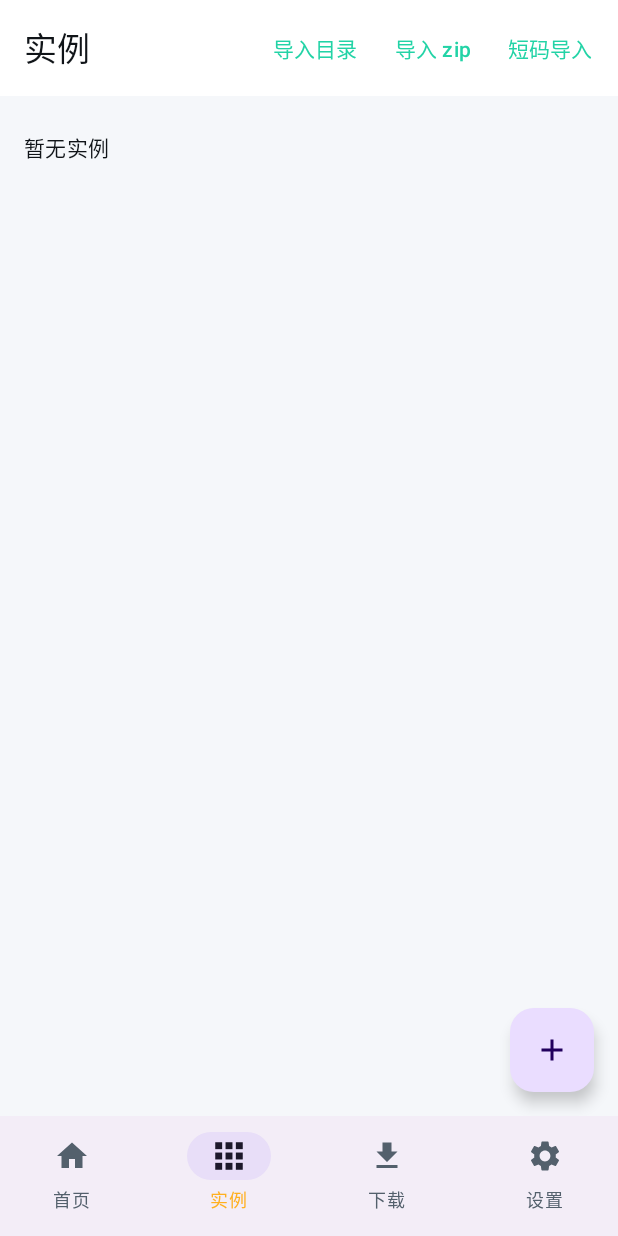
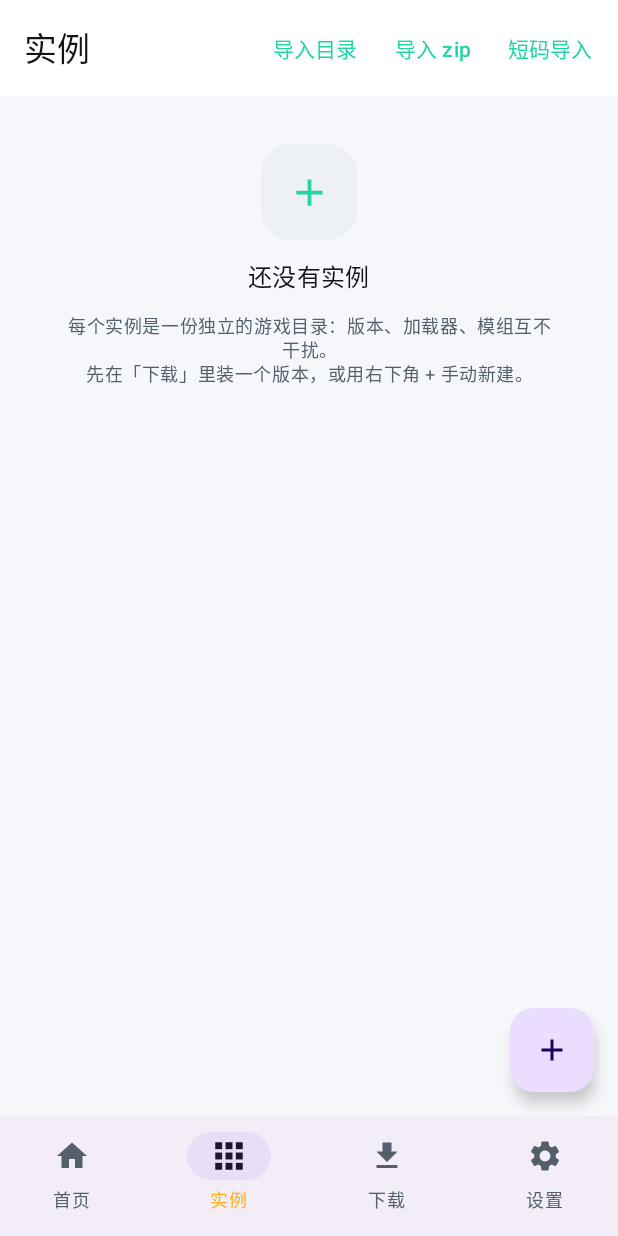
Before and after one commit to aa398oo/newM-j-A, an Android app built with Jetpack Compose: the InstancesScreen screen opened through its navigation route, on a phone screen of 412 x 824 dp. Run offline under Robolectric (Android 15) with nearby library versions, the phone set to English and light mode, and no system bars; pictures from the network do not load.

Commit message:
feat(ui): UX-08 图标重绘 + UX-09 Splash 主题 + UX-10 统一空状态

```diff
--- /dev/null
+++ b/app/src/main/java/dev/mineport/launcher/ui/components/EmptyState.kt
@@ -0,0 +1,70 @@
+package dev.mineport.launcher.ui.components
+
+import androidx.compose.foundation.background
+import androidx.compose.foundation.layout.Arrangement
+import androidx.compose.foundation.layout.Box
+import androidx.compose.foundation.layout.Column
+import androidx.compose.foundation.layout.fillMaxWidth
+import androidx.compose.foundation.layout.padding
+import androidx.compose.foundation.layout.size
+import androidx.compose.foundation.shape.RoundedCornerShape
+import androidx.compose.material3.Icon
+import androidx.compose.material3.MaterialTheme
+import androidx.compose.material3.Text
+import androidx.compose.runtime.Composable
+import androidx.compose.ui.Alignment
+import androidx.compose.ui.Modifier
+import androidx.compose.ui.draw.clip
+import androidx.compose.ui.graphics.vector.ImageVector
+import androidx.compose.ui.text.style.TextAlign
+import androidx.compose.ui.unit.dp
+
+/**
+ * 统一空状态：图标 + 主标题 + 一句说明（可选操作按钮）。
+ *
+ * 设计规范：形状克制、不用重阴影；图标底用表面色 + 6% 描边感。
+ * 目的：空页面不再是一行灰字，用户一眼知道「现在没有，下一步干什么」。
+ */
+@Composable
+fun EmptyState(
+    icon: ImageVector,
+    title: String,
+    hint: String,
+    modifier: Modifier = Modifier,
+    action: (@Composable () -> Unit)? = null
+) {
+    Column(
+        modifier = modifier
+            .fillMaxWidth()
+            .padding(horizontal = 24.dp, vertical = 32.dp),
+        horizontalAlignment = Alignment.CenterHorizontally,
+        verticalArrangement = Arrangement.spacedBy(12.dp)
+    ) {
+        Box(
+            modifier = Modifier
+                .size(64.dp)
+                .clip(RoundedCornerShape(20.dp))
+                .background(MaterialTheme.colorScheme.surfaceVariant),
+            contentAlignment = Alignment.Center
+        ) {
+            Icon(
+                imageVector = icon,
+                contentDescription = null,
+                tint = MaterialTheme.colorScheme.primary,
+                modifier = Modifier.size(30.dp)
+            )
+        }
+        Text(
+            text = title,
+            style = MaterialTheme.typography.titleMedium,
+            color = MaterialTheme.colorScheme.onSurface
+        )
+        Text(
+            text = hint,
+            style = MaterialTheme.typography.bodySmall,
+            color = MaterialTheme.colorScheme.onSurfaceVariant,
+            textAlign = TextAlign.Center
+        )
+        action?.invoke()
+    }
+}
--- a/app/src/main/java/dev/mineport/launcher/ui/downloads/DownloadsScreen.kt
+++ b/app/src/main/java/dev/mineport/launcher/ui/downloads/DownloadsScreen.kt
@@ -37,6 +37,9 @@ import dev.mineport.launcher.download.VersionManifest
 import dev.mineport.launcher.download.VersionManifestClient
 import dev.mineport.launcher.install.InstallReport
 import dev.mineport.launcher.install.VersionInstaller
+import androidx.compose.material.icons.Icons
+import androidx.compose.material.icons.filled.Search
+import dev.mineport.launcher.ui.components.EmptyState
 import dev.mineport.launcher.ui.motion.EnterFromBottom
 import dev.mineport.launcher.ui.motion.PixelDotsLoading
 import java.io.File
@@ -293,6 +296,15 @@ private fun ReadyBlock(
             verticalArrangement = Arrangement.spacedBy(6.dp),
             contentPadding = PaddingValues(horizontal = 16.dp, vertical = 4.dp)
         ) {
+            if (shown.isEmpty()) {
+                item {
+                    EmptyState(
+                        icon = Icons.Filled.Search,
+                        title = "没有匹配的版本",
+                        hint = "试着输入完整版本号，例如 1.20.1；或清空搜索框看全部版本。"
+                    )
+                }
+            }
             items(shown, key = { it.id }) { version ->
                 Card(
                     modifier = Modifier.fillMaxWidth(),
--- a/app/src/main/java/dev/mineport/launcher/ui/instances/InstancesScreen.kt
+++ b/app/src/main/java/dev/mineport/launcher/ui/instances/InstancesScreen.kt
@@ -20,6 +20,7 @@ import androidx.compose.material.icons.Icons
 import androidx.compose.material.icons.filled.Add
 import androidx.compose.material.icons.filled.Delete
 import androidx.compose.material.icons.filled.PlayArrow
+import dev.mineport.launcher.ui.components.EmptyState
 import androidx.compose.material3.AlertDialog
 import androidx.compose.material3.Button
 import androidx.compose.material3.Card
@@ -165,10 +166,10 @@ fun InstancesScreen(container: AppContainer) {
         ) {
             if (instances.isEmpty()) {
                 item {
-                    Text(
-                        "暂无实例",
-                        style = MaterialTheme.typography.bodyMedium,
-                        modifier = Modifier.padding(top = 24.dp)
+                    EmptyState(
+                        icon = Icons.Filled.Add,
+                        title = "还没有实例",
+                        hint = "每个实例是一份独立的游戏目录：版本、加载器、模组互不干扰。\n先在「下载」里装一个版本，或用右下角 + 手动新建。"
                     )
                 }
             }
--- a/app/src/main/res/drawable/ic_launcher_foreground.xml
+++ b/app/src/main/res/drawable/ic_launcher_foreground.xml
@@ -1,11 +1,27 @@
 <?xml version="1.0" encoding="utf-8"?>
-<!-- 图标前景：方块化字母 M（设计规范 八：方块化字母、青绿单色、不用渐变）。 -->
+<!--
+  图标前景：方块化字母 M（DESIGN-STYLE 八：方块化字母、青绿单色、不用渐变）。
+  比例调整：M 占满安全区（108 的 15%–85%），比原来 20%–80% 更饱满，缩到 48dp 时更清楚。
+-->
 <vector xmlns:android="http://schemas.android.com/apk/res/android"
     android:width="108dp"
     android:height="108dp"
     android:viewportWidth="108"
     android:viewportHeight="108">
+    <!-- M 的左竖 -->
     <path
         android:fillColor="#22D3A6"
-        android:pathData="M20,20h13v13h-13z M75,20h13v13h-13z M20,33h13v13h-13z M33,33h13v13h-13z M62,33h13v13h-13z M75,33h13v13h-13z M20,46h13v13h-13z M46,46h13v13h-13z M75,46h13v13h-13z M20,59h13v13h-13z M75,59h13v13h-13z M20,72h13v13h-13z M75,72h13v13h-13z" />
+        android:pathData="M16,16h14v14h-14z M16,30h14v14h-14z M16,44h14v14h-14z M16,58h14v14h-14z M16,72h14v14h-14z M16,86h14v6h-14z" />
+    <!-- M 的右竖 -->
+    <path
+        android:fillColor="#22D3A6"
+        android:pathData="M78,16h14v14h-14z M78,30h14v14h-14z M78,44h14v14h-14z M78,58h14v14h-14z M78,72h14v14h-14z M78,86h14v6h-14z" />
+    <!-- M 的中间 V 形（两级下探） -->
+    <path
+        android:fillColor="#22D3A6"
+        android:pathData="M30,16h14v14h-14z M64,16h14v14h-14z M44,30h14v14h-14z M50,44h14v14h-14z M64,30h-14v14h14z" />
+    <!-- 中心信号点：一个更亮的像素，作为品牌记号 -->
+    <path
+        android:fillColor="#4ADE80"
+        android:pathData="M50,58h14v14h-14z" />
 </vector>
--- /dev/null
+++ b/app/src/main/res/values-v31/themes.xml
@@ -0,0 +1,21 @@
+<?xml version="1.0" encoding="utf-8"?>
+<resources>
+    <!--
+      Android 12+ 系统 SplashScreen：冷启动时先显示品牌图标，再淡入首页。
+      背景与窗口同色，避免从纯色闪到另一个纯色。
+    -->
+    <style name="Theme.Mineport" parent="android:Theme.Material.NoActionBar">
+        <item name="android:windowBackground">@color/window_background</item>
+        <item name="android:statusBarColor">@color/window_background</item>
+        <item name="android:navigationBarColor">@color/window_background</item>
+
+        <item name="android:windowSplashScreenBackground">@color/window_background</item>
+        <item name="android:windowSplashScreenAnimatedIcon">@drawable/ic_launcher_foreground</item>
+        <item name="android:windowSplashScreenIconBackgroundColor">@color/ic_launcher_background</item>
+    </style>
+
+    <style name="Theme.Mineport.Game" parent="android:Theme.Material.NoActionBar.Fullscreen">
+        <item name="android:windowBackground">@android:color/black</item>
+        <item name="android:windowFullscreen">true</item>
+    </style>
+</resources>
```
Also changed, not shown: 1 other file.
